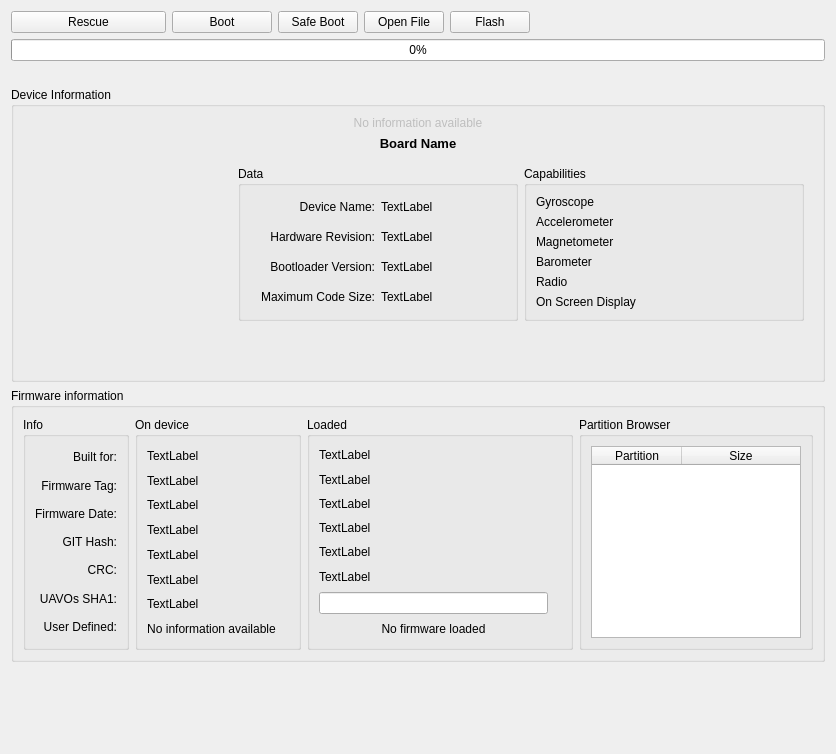
d-ronin/dRonin, file ground/gcs/src/plugins/uploader/uploader.ui: the form before one commit.
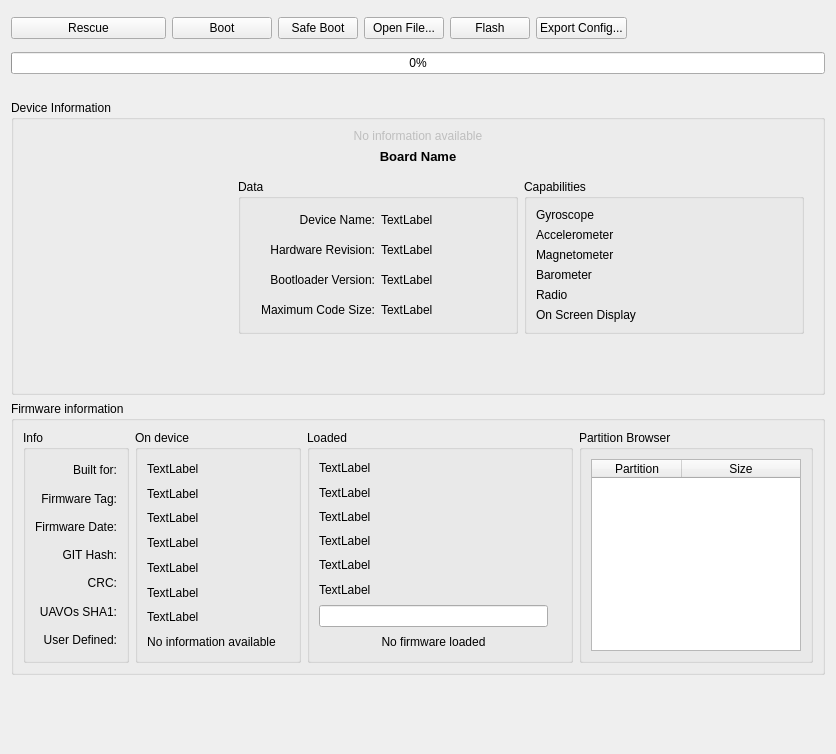
The form after the commit. Icons and pictures are not drawn.

Commit message:
gcs: uploader: add (non-functional) export config button
Also some minor styling changes.

The edit to the form file:
```diff
--- a/ground/gcs/src/plugins/uploader/uploader.ui
+++ b/ground/gcs/src/plugins/uploader/uploader.ui
@@ -76,7 +76,7 @@
         <string>&lt;html&gt;&lt;head/&gt;&lt;body&gt;&lt;p&gt;Opens a file containing the firmware you wish to flash&lt;/p&gt;&lt;/body&gt;&lt;/html&gt;</string>
        </property>
        <property name="text">
-        <string>Open File</string>
+        <string>Open File...</string>
        </property>
       </widget>
      </item>
@@ -93,6 +93,13 @@
        </property>
       </widget>
      </item>
+     <item>
+      <widget class="QPushButton" name="exportConfigButton">
+       <property name="text">
+        <string>Export Config...</string>
+       </property>
+      </widget>
+     </item>
      <item>
       <spacer name="horizontalSpacer">
        <property name="orientation">
@@ -108,6 +115,12 @@
      </item>
      <item>
       <widget class="QPushButton" name="pbHelp">
+       <property name="minimumSize">
+        <size>
+         <width>0</width>
+         <height>35</height>
+        </size>
+       </property>
        <property name="text">
         <string/>
        </property>
```
The commit also changes 2 other files.
